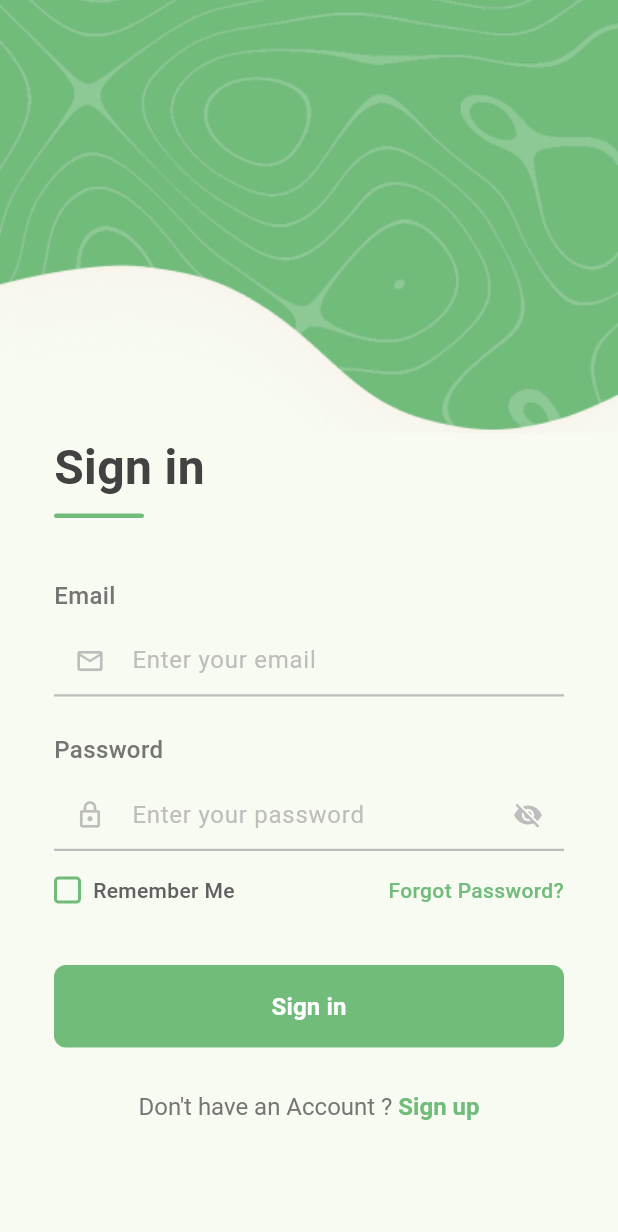
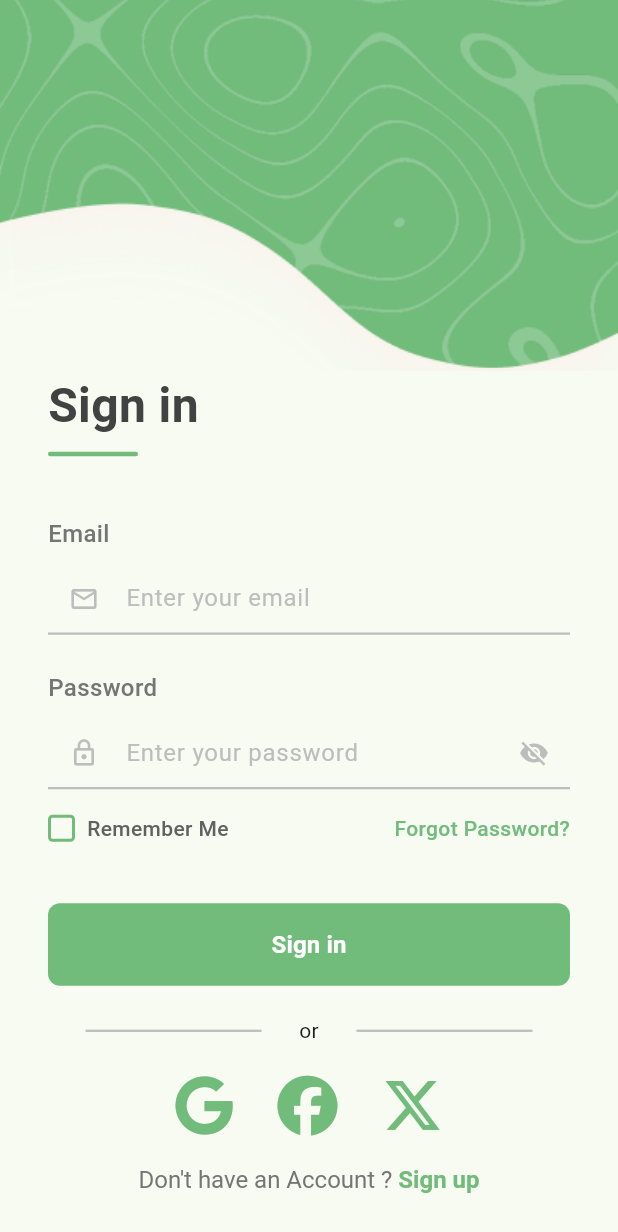
Before and after one commit to saiefadnan/Neighborly, a Flutter app: the screen it shows after launch, on a phone screen of 412 x 824 dp. Shown: the top 1232 px of the screen. Run offline on Flutter 3.47's test engine with Material 3 defaults, Android fonts, the phone set to English and light mode, and no system bars; our stand-ins replace curved_navigation_bar, flutter_keyboard_visibility, flutter_riverpod, font_awesome_flutter, geocoding, go_router and 8 more.

Commit message:
signin+singup page done

```diff
--- a/neighborly/lib/components/signin_form.dart
+++ b/neighborly/lib/components/signin_form.dart
@@ -1,6 +1,7 @@
 import 'package:flutter/gestures.dart';
 import 'package:flutter/material.dart';
 import 'package:flutter_riverpod/flutter_riverpod.dart';
+import 'package:font_awesome_flutter/font_awesome_flutter.dart';
 import 'package:go_router/go_router.dart';
 import 'package:neighborly/app_routes.dart';
 import 'package:neighborly/functions/init_pageval.dart';
@@ -55,10 +56,8 @@
 
   @override
   Widget build(BuildContext context) {
-    return Padding(
-      padding: const EdgeInsets.symmetric(horizontal: 16.0),
-      child: Column(
-        mainAxisAlignment: MainAxisAlignment.center,
+    return Column(
+      mainAxisAlignment: MainAxisAlignment.start,
       crossAxisAlignment: CrossAxisAlignment.start,
       children: [
         // Title
@@ -111,8 +110,7 @@
             ),
             prefixIcon: Icon(
               Icons.email_outlined,
-                color:
-                    _isEmailFocused ? Color(0xFF71BB7B) : Colors.grey.shade400,
+              color: _isEmailFocused ? Color(0xFF71BB7B) : Colors.grey.shade400,
               size: 20.0,
             ),
             enabledBorder: UnderlineInputBorder(
@@ -150,18 +148,14 @@
             prefixIcon: Icon(
               Icons.lock_outline,
               color:
-                    _isPasswordFocused
-                        ? Color(0xFF71BB7B)
-                        : Colors.grey.shade400,
+                  _isPasswordFocused ? Color(0xFF71BB7B) : Colors.grey.shade400,
               size: 20.0,
             ),
             suffixIcon: IconButton(
               icon: Icon(
                 _obscurePassword ? Icons.visibility_off : Icons.visibility,
                 color:
-                      _obscurePassword
-                          ? Colors.grey.shade400
-                          : Color(0xFF71BB7B),
+                    _obscurePassword ? Colors.grey.shade400 : Color(0xFF71BB7B),
                 size: 20.0,
               ),
               onPressed: () {
@@ -195,22 +189,13 @@
                     height: 18.0,
                     decoration: BoxDecoration(
                       color:
-                            _rememberMe
-                                ? Color(0xFF71BB7B)
-                                : Colors.transparent,
-                        border: Border.all(
-                          color: Color(0xFF71BB7B),
-                          width: 2.0,
-                        ),
+                          _rememberMe ? Color(0xFF71BB7B) : Colors.transparent,
+                      border: Border.all(color: Color(0xFF71BB7B), width: 2.0),
                       borderRadius: BorderRadius.circular(3.0),
                     ),
                     child:
                         _rememberMe
-                              ? Icon(
-                                Icons.check,
-                                color: Colors.white,
-                                size: 12.0,
-                              )
+                            ? Icon(Icons.check, color: Colors.white, size: 12.0)
                             : null,
                   ),
                   SizedBox(width: 8.0),
@@ -264,8 +249,49 @@
             ),
           ),
         ),
-          SizedBox(height: 30.0),
-
+        SizedBox(height: 20.0),
+        Row(
+          mainAxisAlignment: MainAxisAlignment.center,
+          children: [
+            Expanded(
+              child: Divider(
+                color: Colors.grey.shade400,
+                thickness: 1.5,
+                indent: 25.0,
+                endIndent: 25.0,
+              ),
+            ),
+            Text("or"),
+            Expanded(
+              child: Divider(
+                color: Colors.grey.shade400,
+                thickness: 1.5,
+                indent: 25.0,
+                endIndent: 25.0,
+              ),
+            ),
+          ],
+        ),
+        SizedBox(height: 20.0),
+        Row(
+          mainAxisAlignment: MainAxisAlignment.center,
+          children: [
+            FaIcon(FontAwesomeIcons.google, color: Color(0xFF71BB7B), size: 40),
+            SizedBox(width: 30.0),
+            FaIcon(
+              FontAwesomeIcons.facebook,
+              color: Color(0xFF71BB7B),
+              size: 40,
+            ),
+            SizedBox(width: 30.0),
+            FaIcon(
+              FontAwesomeIcons.xTwitter,
+              color: Color(0xFF71BB7B),
+              size: 40,
+            ),
+          ],
+        ),
+        SizedBox(height: 20.0),
         // Don't have account text
         Center(
           child: RichText(
@@ -294,7 +320,6 @@
           ),
         ),
       ],
-      ),
     );
   }
 }
--- a/neighborly/lib/components/success.dart
+++ b/neighborly/lib/components/success.dart
@@ -85,9 +85,7 @@
 
   @override
   Widget build(BuildContext context) {
-    return Padding(
-      padding: const EdgeInsets.symmetric(horizontal: 16.0),
-      child: Column(
+    return Column(
       mainAxisAlignment: MainAxisAlignment.center,
       crossAxisAlignment: CrossAxisAlignment.center,
       children: [
@@ -227,7 +225,6 @@
           ),
         ),
       ],
-      ),
     );
   }
 }
--- a/neighborly/lib/components/verify_email.dart
+++ b/neighborly/lib/components/verify_email.dart
@@ -24,9 +24,7 @@
 
   @override
   Widget build(BuildContext context) {
-    return Padding(
-      padding: const EdgeInsets.symmetric(horizontal: 16.0),
-      child: Column(
+    return Column(
       mainAxisAlignment: MainAxisAlignment.start,
       crossAxisAlignment: CrossAxisAlignment.start,
       children: [
@@ -182,7 +180,6 @@
           ),
         ),
       ],
-      ),
     );
   }
 }
--- a/neighborly/lib/pages/authPage.dart
+++ b/neighborly/lib/pages/authPage.dart
@@ -27,9 +27,9 @@
   bool isImageSliding = false;
   bool isFormSliding = false;
   final portraitFactors = {
-    0: 0.35, // Signin
+    0: 0.3, // Signin
     1: 0.16, // Signup
-    2: 0.5, // Forget Password
+    2: 0.45, // Forget Password
     3: 0.4, // Verify Email
     4: 0.3, // New Password
   };
@@ -91,7 +91,7 @@
             ),
             //),
             Padding(
-              padding: EdgeInsets.fromLTRB(20, 0, 20, 5),
+              padding: EdgeInsets.fromLTRB(32, 0, 32, 10),
               child: AnimatedSlide(
                 duration: Duration(milliseconds: 600),
                 offset:
```
Also changed, not shown: neighborly/lib/components/forget_pass.dart (+2 -6 lines), neighborly/lib/components/new_pass.dart (+3 -10 lines), neighborly/lib/components/signup_form.dart (+50 -19 lines). Lines whose indentation alone changed are shown as unchanged.
